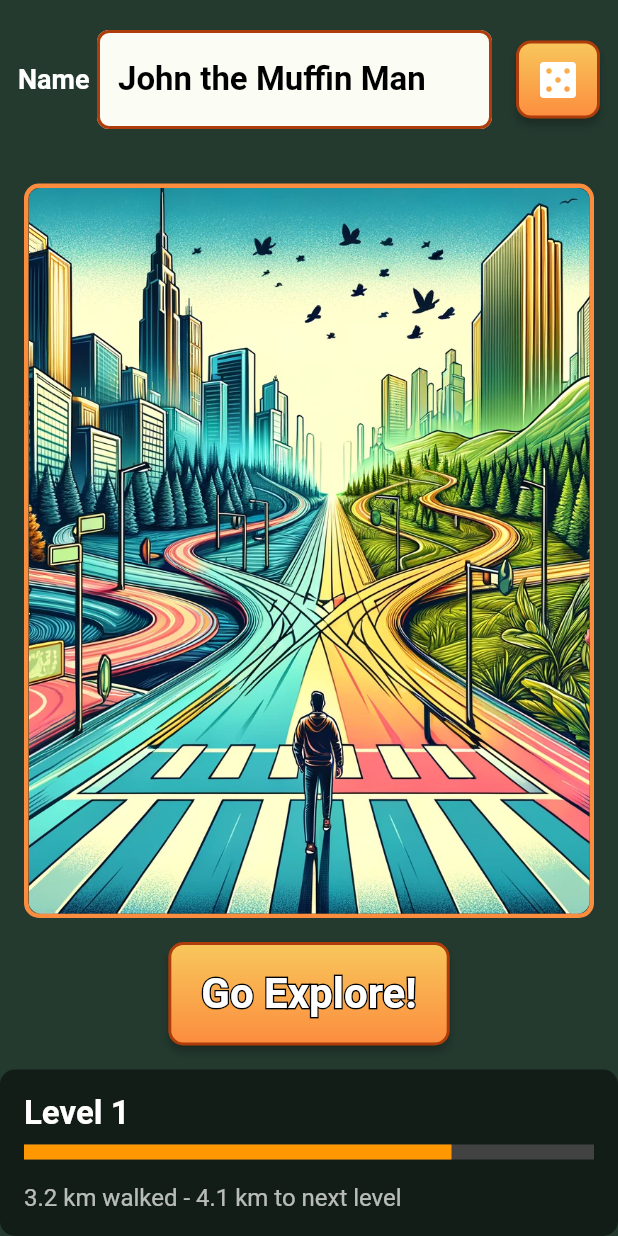
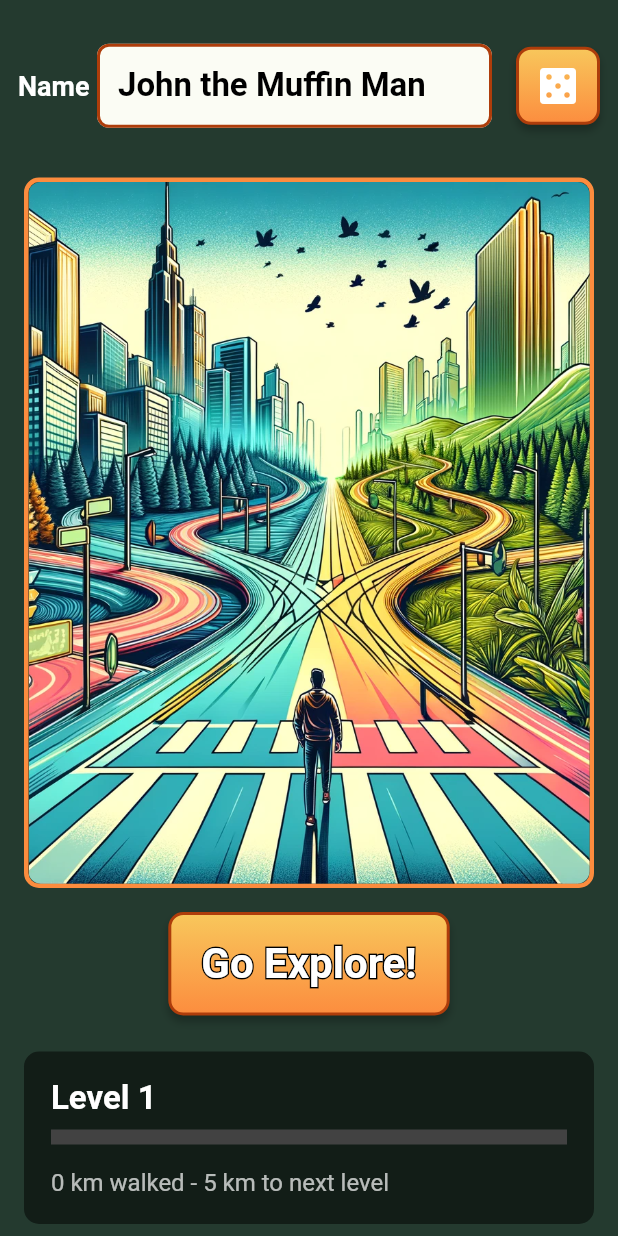
Before and after one commit to HealthyMindTech/walkie-talkie, a Flutter app: the HomePage screen opened by its route, on a phone screen of 412 x 824 dp. Run offline on Flutter 3.47's test engine with Material 2 defaults, Android fonts, the phone set to English and light mode, and no system bars; drawn by our look-alikes of stroke_text; our stand-ins replace audioplayers, flutter_map, geolocator, google_fonts, just_audio, latlong2 and 3 more; accounts and stored records are empty; network calls fail.

Commit message:
more changes

```diff
--- a/flutter/lib/screens/explore_page.dart
+++ b/flutter/lib/screens/explore_page.dart
@@ -216,7 +216,7 @@ class _ExplorePageState extends State<ExplorePage> {
                                           style: const TextStyle(
                                             color: Color(0xFFfbfcf4),
                                             fontWeight: FontWeight.bold,
-                                            fontSize: 24,
+                                            fontSize: 22,
                                           ),
                                         ),
                                       ),
@@ -274,7 +274,7 @@ class _ExplorePageState extends State<ExplorePage> {
                                     ),
                                   ),
                                   Text(
-                                    '4.1 km to level up', // XP remaining for next level
+                                    '${(5000 - distance).toStringAsFixed(1)} km to next level', // XP remaining display
                                     style: const TextStyle(
                                       color: Colors.white70,
                                       fontSize: 16,
@@ -340,7 +340,7 @@ class _ExplorePageState extends State<ExplorePage> {
                           options: MapOptions(
                             center:
                                 position ?? const LatLng(60.162048, 24.9135104),
-                            initialZoom: 13.0,
+                            initialZoom: 16.0,
                           ),
                           children: [
                             TileLayer(
--- a/flutter/lib/screens/home_page.dart
+++ b/flutter/lib/screens/home_page.dart
@@ -39,9 +39,7 @@ class _HomePageState extends State<HomePage> {
               // This should wrap the ListView
               child: Container(
                   padding: const EdgeInsets.fromLTRB(12, 12, 12, 16),
-                  child: ListView(
-                    children: [
-                      CustomInput(
+                  child: CustomInput(
                         controller: _nameController,
                         label: 'Name',
                         keyboardType: TextInputType.text,
@@ -49,8 +47,7 @@ class _HomePageState extends State<HomePage> {
                           onFieldSubmitted: (value) {
                           },
                       ),
-                    ],
-                  )),
+                  ),
             ),
             Expanded(
               flex: 4, // Adjust the flex factor as needed
@@ -105,7 +102,8 @@ class _HomePageState extends State<HomePage> {
             ),
             const SizedBox(height: 16),
             Container(
-              padding: const EdgeInsets.all(16.0),
+              margin: const EdgeInsets.symmetric(horizontal: 16, vertical: 8),
+              padding: const EdgeInsets.all(18.0),
               decoration: BoxDecoration(
                 color: Colors.black.withOpacity(0.5),
                 borderRadius: BorderRadius.circular(10),
@@ -123,7 +121,7 @@ class _HomePageState extends State<HomePage> {
                   ),
                   const SizedBox(height: 8),
                   LinearProgressIndicator(
-                    value: 0.75, // Mock progress value
+                    value: 0.0, // Mock progress value
                     backgroundColor: Colors.grey[800],
                     valueColor: const AlwaysStoppedAnimation<Color>(
                       Colors.orange, // Orange progress bar
@@ -132,7 +130,7 @@ class _HomePageState extends State<HomePage> {
                   ),
                   const SizedBox(height: 16),
                   Text(
-                    '3.2 km walked - 4.1 km to next level',
+                    '0 km walked - 5 km to next level',
                     style: const TextStyle(
                       color: Colors.white70,
                       fontSize: 16,
@@ -197,7 +195,7 @@ class CustomInput extends StatelessWidget {
               ),
               decoration: InputDecoration(
                 contentPadding: const EdgeInsets.symmetric(
-                    vertical: 20.0,
+                    vertical: 15.0,
                     horizontal: 10), // Vertical padding inside the text field
                 filled: true,
                 fillColor: const Color(0xFFfbfcf4), // Field fill color
@@ -296,10 +294,10 @@ List<String> sciFiOptions = [
   'Quantum Physicist',
   'Holo-programmer',
   'Terraformer',
-  'Alien Anthropologist',
+  'Xenobiologist',
   'Laser Surgeon',
   'Galactic Trader',
-  'Warp Drive Engineer',
+  'WarpDrive Engineer',
 ];
 
 // Utility function to get a random element from a list
--- a/flutter/lib/widgets/custom_button.dart
+++ b/flutter/lib/widgets/custom_button.dart
@@ -1,49 +1,110 @@
 import 'package:flutter/material.dart';
+import 'package:audioplayers/audioplayers.dart';
 
-class CustomButton extends StatelessWidget {
-  // Add children and onPressed to your properties
-  final List<Widget>? children;
+class CustomButton extends StatefulWidget {
+  final List<Widget> children;
   final VoidCallback onPressed;
 
   const CustomButton({
-    super.key,
+    Key? key,
     required this.children,
     required this.onPressed,
+  }) : super(key: key);
+
+  @override
+  _CustomButtonState createState() => _CustomButtonState();
+}
+
+class _CustomButtonState extends State<CustomButton> {
+  bool _isPressed = false;
+  final AudioPlayer _audioPlayer = AudioPlayer();
+
+  @override
+  void initState() {
+    super.initState();
+    _loadSound();
+  }
+
+  Future<void> _loadSound() async {
+    // Pre-load the sound file (replace with your asset)
+    await _audioPlayer.setSource(AssetSource('tap.mp3'));
+  }
+
+  void _playSound() async {
+    await _audioPlayer.resume(); // Play the loaded sound
+  }
+
+  void _onTapDown(TapDownDetails details) {
+    setState(() {
+      _isPressed = true;
     });
+    _playSound(); // Play sound on button press
+  }
+
+  void _onTapUp(TapUpDetails details) {
+    setState(() {
+      _isPressed = false;
+    });
+  }
+
+  void _onTapCancel() {
+    setState(() {
+      _isPressed = false;
+    });
+  }
+
+  @override
+  void dispose() {
+    // Release the AudioPlayer resources
+    _audioPlayer.dispose();
+    super.dispose();
+  }
 
   @override
   Widget build(BuildContext context) {
     return GestureDetector(
-      onTap: onPressed,
-      child: Container(
+      onTapDown: _onTapDown,
+      onTapUp: _onTapUp,
+      onTapCancel: _onTapCancel,
+      onTap: widget.onPressed,
+      child: AnimatedContainer(
+        duration: const Duration(milliseconds: 200),
         padding: const EdgeInsets.symmetric(
-            horizontal: 10.0, vertical: 8.0), // Increased vertical padding
+          horizontal: 10.0,
+          vertical: 8.0,
+        ),
         decoration: BoxDecoration(
           gradient: LinearGradient(
-            colors: const [
+            colors: _isPressed
+                ? [
+                    Color(0xFFfc8c3e),
                     Color(0xFFf8c85c),
-              Color(0xFFfc8c3e)
-            ], // Orange gradient
+                  ]
+                : [
+                    Color(0xFFf8c85c),
+                    Color(0xFFfc8c3e),
+                  ],
             begin: Alignment.topCenter,
             end: Alignment.bottomCenter,
           ),
-          boxShadow: [
+          boxShadow: _isPressed
+              ? []
+              : [
                   BoxShadow(
                     color: Colors.black.withOpacity(0.25),
                     offset: const Offset(0, 4),
                     blurRadius: 4.0,
                   ),
                 ],
-          borderRadius: BorderRadius.circular(10.0), // Slightly rounded corners
+          borderRadius: BorderRadius.circular(10.0),
           border: Border.all(
-            color:
-                const Color(0xFFae3d0b), // Adjusted for a darker border color
+            color: const Color(0xFFae3d0b),
             width: 2.0,
           ),
         ),
         child: Row(
           mainAxisSize: MainAxisSize.min,
-          children: children!,
+          children: widget.children,
         ),
       ),
     );
--- a/flutter/pubspec.yaml
+++ b/flutter/pubspec.yaml
@@ -77,6 +77,7 @@ flutter:
   assets:
     - assets/background.png
     - assets/chimes.mp3
+    - assets/tap.mp3
   # An image asset can refer to one or more resolution-specific "variants", see
   # https://flutter.dev/assets-and-images/#resolution-aware
 
```
Also changed, not shown: 1 other file. Lines whose indentation alone changed are shown as unchanged.
